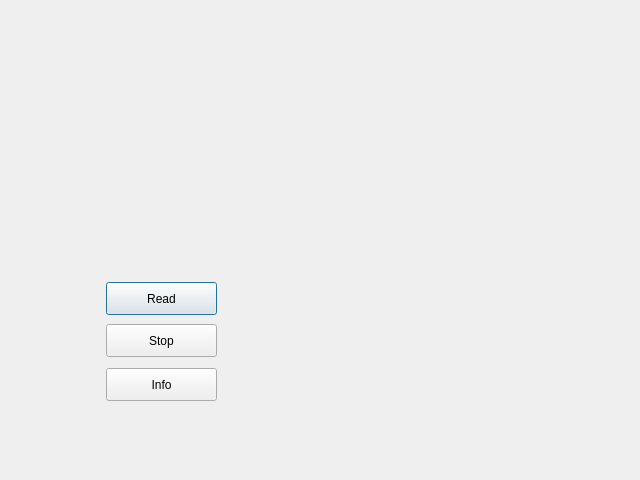
Old version of the form EasyPointer/DialogHealth.ui in the repository wlffeng2008/EasyPointer.
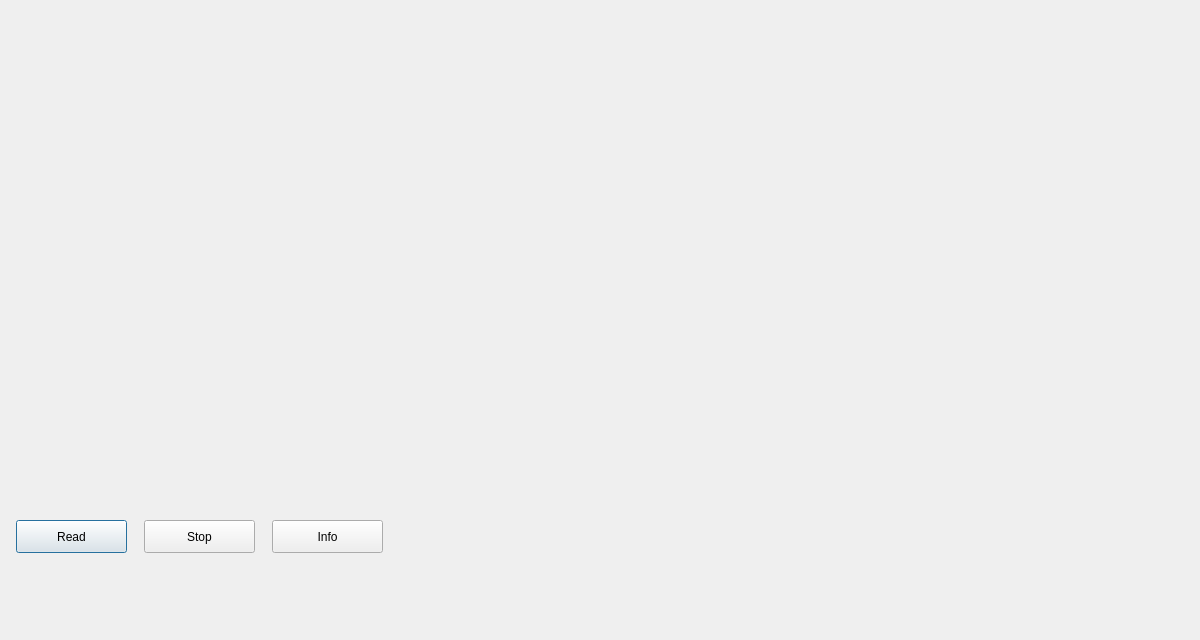
New version of the form.

The edit to the form file:
```diff
--- a/EasyPointer/DialogHealth.ui
+++ b/EasyPointer/DialogHealth.ui
@@ -6,8 +6,8 @@
    <rect>
     <x>0</x>
     <y>0</y>
-    <width>640</width>
-    <height>480</height>
+    <width>1200</width>
+    <height>640</height>
    </rect>
   </property>
   <property name="windowTitle">
@@ -16,8 +16,8 @@
   <widget class="QPushButton" name="pushButtonRead">
    <property name="geometry">
     <rect>
-     <x>106</x>
-     <y>282</y>
+     <x>16</x>
+     <y>520</y>
      <width>111</width>
      <height>33</height>
     </rect>
@@ -29,8 +29,8 @@
   <widget class="QPushButton" name="pushButtonStop">
    <property name="geometry">
     <rect>
-     <x>106</x>
-     <y>324</y>
+     <x>144</x>
+     <y>520</y>
      <width>111</width>
      <height>33</height>
     </rect>
@@ -42,8 +42,8 @@
   <widget class="QPushButton" name="pushButtonHWInfo">
    <property name="geometry">
     <rect>
-     <x>106</x>
-     <y>368</y>
+     <x>272</x>
+     <y>520</y>
      <width>111</width>
      <height>33</height>
     </rect>
```
